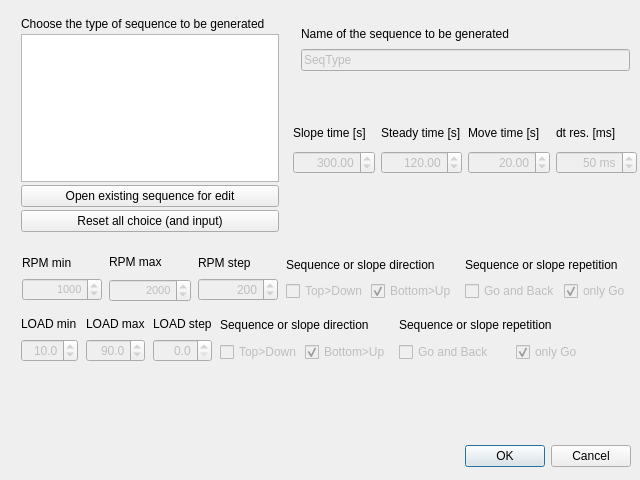
Above: DriveSerial/DI_seqence_gen.ui from beppemiletto/engine-calibration-tools before the change. Below: the same form after it.
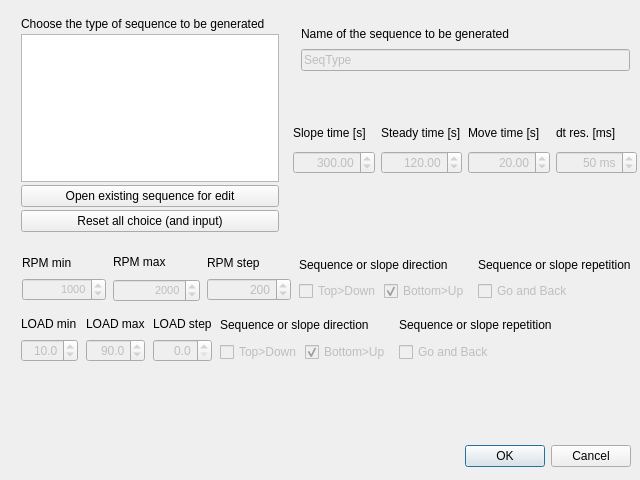
That is the form after the change.

Commit message: Developed the time history generator for steady state sequence. Vectors and Table Starting the GUI in PyQt4- 2 windows draft

Diff of the .ui file:
```diff
--- a/DriveSerial/DI_seqence_gen.ui
+++ b/DriveSerial/DI_seqence_gen.ui
@@ -253,7 +253,7 @@
     </item>
    </layout>
   </widget>
-  <widget class="QWidget" name="">
+  <widget class="QWidget" name="layoutWidget">
    <property name="geometry">
     <rect>
      <x>21</x>
@@ -478,24 +478,8 @@
            <string>Go and Back</string>
           </property>
           <property name="autoExclusive">
-           <bool>true</bool>
-          </property>
-         </widget>
-        </item>
-        <item>
-         <widget class="QCheckBox" name="checkBox_rpm_repetition_False">
-          <property name="enabled">
            <bool>false</bool>
           </property>
-          <property name="text">
-           <string>only Go</string>
-          </property>
-          <property name="checked">
-           <bool>true</bool>
-          </property>
-          <property name="autoExclusive">
-           <bool>true</bool>
-          </property>
          </widget>
         </item>
        </layout>
@@ -504,7 +488,7 @@
     </item>
    </layout>
   </widget>
-  <widget class="QWidget" name="">
+  <widget class="QWidget" name="layoutWidget">
    <property name="geometry">
     <rect>
      <x>20</x>
@@ -699,24 +683,8 @@
            <string>Go and Back</string>
           </property>
           <property name="autoExclusive">
-           <bool>true</bool>
-          </property>
-         </widget>
-        </item>
-        <item>
-         <widget class="QCheckBox" name="checkBox_load_repetition_False">
-          <property name="enabled">
            <bool>false</bool>
           </property>
-          <property name="text">
-           <string>only Go</string>
-          </property>
-          <property name="checked">
-           <bool>true</bool>
-          </property>
-          <property name="autoExclusive">
-           <bool>true</bool>
-          </property>
          </widget>
         </item>
        </layout>
```
Left out of the diff: 27 changed lines with no effect on the pictures. The commit also changes 3 other files.
